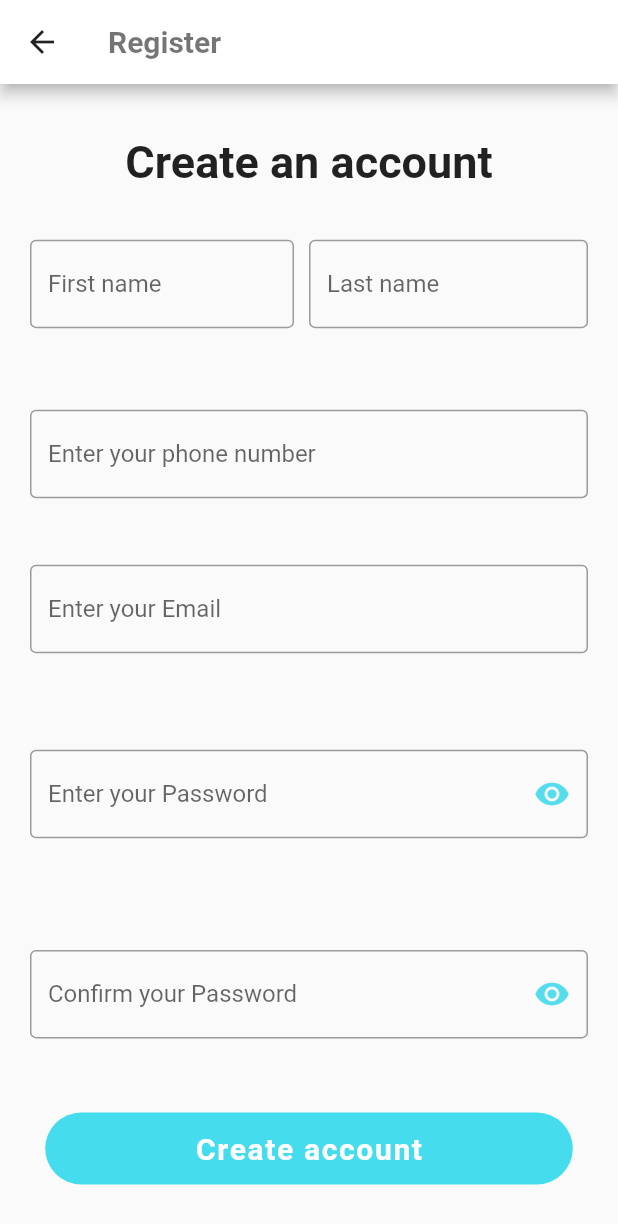
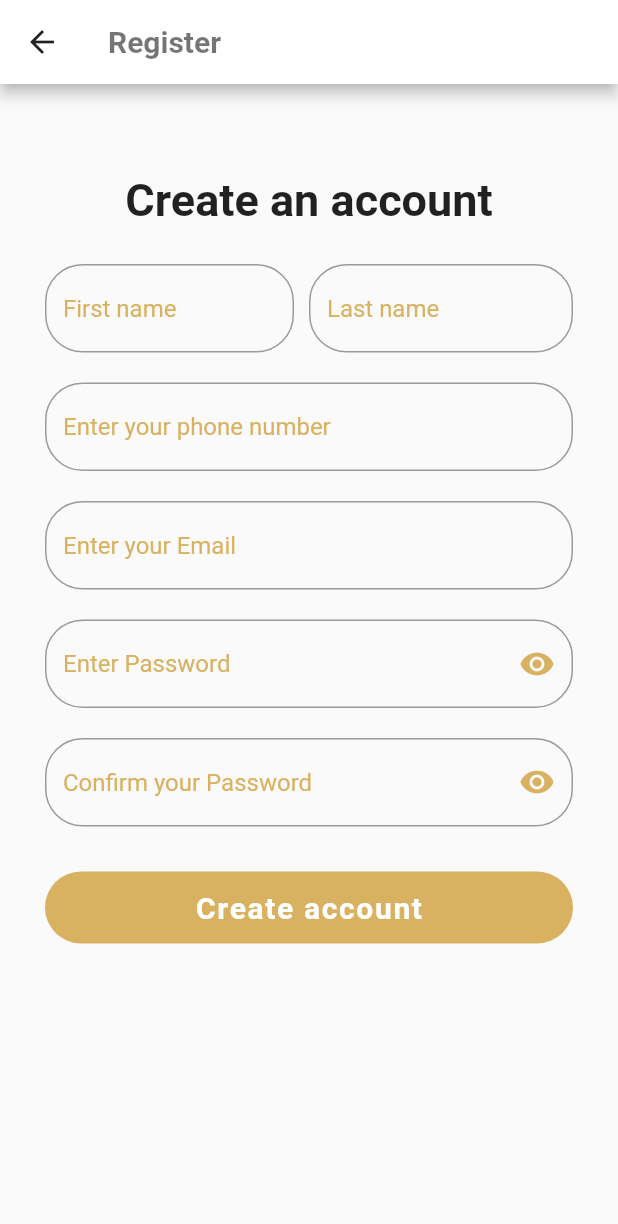
Before and after one commit to Dalia-Alawneh/flowshipper, a Flutter app: the Register screen opened directly, on a phone screen of 412 x 824 dp. Shown: the top 1224 px of the screen. Run offline on Flutter 3.47's test engine with Material 2 defaults, Android fonts, the phone set to English and light mode, and no system bars; our stand-ins replace cloud_firestore, firebase_auth, firebase_core, font_awesome_flutter, intro_slider and 1 more; missing offline and left inert: dart:ffi; accounts and stored records are empty; Roboto replaces fonts that are missing (Montserrat, Montserrat-Bold).

Commit message:
register style edit

```diff
--- a/lib/main.dart
+++ b/lib/main.dart
@@ -27,7 +27,7 @@ class MyApp extends StatelessWidget {
               titleTextStyle: TextStyle(color:Colors.black54,fontSize: 20, fontWeight: FontWeight.bold),
                 iconTheme: IconThemeData(color: Colors.black87)
         )),
-      home: Register(),
+      home: Welcome(),
     );
   }
 }
--- a/lib/screens/intro.dart
+++ b/lib/screens/intro.dart
@@ -1,3 +1,4 @@
+import 'package:flowshipper/screens/register.dart';
 import 'package:flowshipper/screens/welcome.dart';
 import 'package:flutter/material.dart';
 import 'package:intro_slider/intro_slider.dart';
@@ -130,7 +131,7 @@ class _IntroScreenState extends State<IntroScreen>{
             key: _key,
             onSubmit: () {
               Navigator.push(context, MaterialPageRoute(builder: (context){
-                return Welcome();
+                return Register();
               }));
               Future.delayed(
                 Duration(seconds: 1),
--- a/lib/screens/languages.dart
+++ b/lib/screens/languages.dart
@@ -1,3 +1,4 @@
+import 'package:flowshipper/screens/intro.dart';
 import 'package:flutter/cupertino.dart';
 import 'package:flutter/material.dart';
 class Languages extends StatelessWidget {
@@ -55,7 +56,7 @@ class ChooseLang extends StatelessWidget {
         children: [
           GestureDetector(
             onTap: (){
-
+              Navigator.push(context, MaterialPageRoute(builder: (context)=>IntroScreen()));
             },
             child: Row(
               mainAxisAlignment: MainAxisAlignment.spaceBetween,
--- a/lib/screens/register.dart
+++ b/lib/screens/register.dart
@@ -128,16 +128,24 @@ class _RegisterState extends State<Register> {
        // )
       Form(
           key: _formKey,
-          child: Column(
+          child: Padding(
+            padding: const EdgeInsets.all(10),
+            child: ListView(
 
-            mainAxisAlignment: MainAxisAlignment.spaceEvenly,
               children: [
-              Text("Create an account",
+                Padding(
+                  padding: const EdgeInsets.only(top: 50, bottom: 25),
+                  child: Text("Create an account",
+                    textAlign: TextAlign.center,
                     style: TextStyle(
                         fontSize: 30,
                         fontWeight: FontWeight.bold
                     ),
                   ),
+                ),
+                Container(
+                  child: Column(
+                    children: [
                       Row(
                         mainAxisAlignment: MainAxisAlignment.spaceBetween,
                         children: <Widget>[
@@ -150,11 +158,14 @@ class _RegisterState extends State<Register> {
                                     fontFamily: 'Montserrat-Bold'
                                 ),
                                 decoration: InputDecoration(
+                                  focusColor: Color(0xffD8B261),
+                                  hintStyle: TextStyle(color: Color(0xffD8B261)),
                                   errorStyle: TextStyle(
                                       fontSize: 14.0,
                                       fontFamily: 'Montserrat-Bold'
                                   ),
-                          border: OutlineInputBorder(),
+                                  border: OutlineInputBorder(
+                                      borderRadius: BorderRadius.circular(25)),
                                   hintText: 'First name',
                                 ),
                                 // validator: (value){
@@ -179,11 +190,13 @@ class _RegisterState extends State<Register> {
                                       fontFamily: 'Montserrat-Bold'
                                   ),
                                   decoration: InputDecoration(
+                                    hintStyle: TextStyle(color: Color(0xffD8B261)),
                                     errorStyle: TextStyle(
                                         fontSize: 14.0,
                                         fontFamily: 'Montserrat-Bold'
                                     ),
-                          border: OutlineInputBorder(),
+                                    border: OutlineInputBorder(
+                                        borderRadius: BorderRadius.circular(25)),
                                     hintText: 'Last name',
                                   ),
                                   // validator: (value){
@@ -210,11 +223,13 @@ class _RegisterState extends State<Register> {
                                 fontFamily: 'Montserrat-Bold'
                             ),
                             decoration: InputDecoration(
+                              hintStyle: TextStyle(color: Color(0xffD8B261)),
                               errorStyle: TextStyle(
                                   fontSize: 14.0,
                                   fontFamily: 'Montserrat-Bold'
                               ),
-                    border: OutlineInputBorder(),
+                              border: OutlineInputBorder(
+                                  borderRadius: BorderRadius.circular(25)),
                               hintText: 'Enter your phone number',
                             ),
                             // validator: (value){
@@ -231,18 +246,20 @@ class _RegisterState extends State<Register> {
                         ),
                       ),
                       Padding(
-                padding: EdgeInsets.symmetric(horizontal: 20, vertical: 10),
+                        padding: EdgeInsets.fromLTRB( 20,20, 20,0),
                         child: TextFormField(
                           keyboardType: TextInputType.emailAddress,
                           style: TextStyle(
                               fontFamily: 'Montserrat-Bold'
                           ),
                           decoration: InputDecoration(
+                            hintStyle: TextStyle(color: Color(0xffD8B261)),
                             errorStyle: TextStyle(
                                 fontSize: 14.0,
                                 fontFamily: 'Montserrat-Bold'
                             ),
-                    border: OutlineInputBorder(),
+                            border: OutlineInputBorder(
+                                borderRadius: BorderRadius.circular(25)),
                             hintText: 'Enter your Email',
                           ),
                           onChanged: (value){
@@ -260,7 +277,7 @@ class _RegisterState extends State<Register> {
                         ),
                       ),
                       Padding(
-                padding: EdgeInsets.symmetric(horizontal: 20, vertical: 20),
+                        padding: EdgeInsets.fromLTRB(20, 20, 20, 0),
                         child: TextFormField(
                           style: TextStyle(
                               fontFamily: 'Montserrat-Bold'
@@ -277,17 +294,19 @@ class _RegisterState extends State<Register> {
                           // },
                           obscureText: _isObscure,
                           decoration: InputDecoration(
+                              hintStyle: TextStyle(color: Color(0xffD8B261)),
                               errorStyle: TextStyle(
                                   fontSize: 14.0,
                                   fontFamily: 'Montserrat-Bold'
                               ),
-                      hintText: 'Enter your Password',
-                      border: OutlineInputBorder(),
+                              border: OutlineInputBorder(
+                                  borderRadius: BorderRadius.circular(25)),
+                              hintText: "Enter Password",
                               suffixIcon: IconButton(
                                   icon:
                                   Icon(
                                     _isObscure ? Icons.visibility : Icons.visibility_off,
-                            color: Color(0xff55ddee),
+                                    color: Color(0xffD8B261),
                                   ),
                                   onPressed: () {
                                     setState(() {
@@ -311,17 +330,20 @@ class _RegisterState extends State<Register> {
                           //     return "Password dose not equal confirm password";
                           // },
                           decoration: InputDecoration(
+                              hintStyle: TextStyle(color: Color(0xffD8B261)),
                               errorStyle: TextStyle(
                                   fontSize: 14.0,
                                   fontFamily: 'Montserrat-Bold'
                               ),
+                              border: OutlineInputBorder(
+                                  borderRadius: BorderRadius.circular(25)),
                               hintText: 'Confirm your Password',
-                      border: OutlineInputBorder(),
+
                               suffixIcon: IconButton(
                                   icon:
                                   Icon(
                                     _confirmObscure ? Icons.visibility : Icons.visibility_off,
-                            color: Color(0xff55ddee),
+                                    color: Color(0xffD8B261),
                                   ),
                                   onPressed: () {
                                     setState(() {
@@ -330,16 +352,20 @@ class _RegisterState extends State<Register> {
                                   })),
                         ),
                       ),
+                    ],
+                  ),
+                ),
+
 
                 Container(
-                margin: EdgeInsets.only(top: 15),
+                  margin: EdgeInsets.symmetric(horizontal:20, vertical: 30),
                   decoration: BoxDecoration(
-                    color: Color(0xff45ddee),
+                      color: Color(0xffD8B261),
                       borderRadius: BorderRadius.circular(30)
                   ),
                   child: TextButton(
                     style: TextButton.styleFrom(
-                      padding: EdgeInsets.symmetric(vertical: 10,horizontal: 100)
+                        padding: EdgeInsets.symmetric(vertical: 10)
                     ),
                     onPressed: () async{
                       try{
@@ -353,7 +379,7 @@ class _RegisterState extends State<Register> {
                             'password' : pass
                           });
                           print(phone);
-                        Navigator.push(context, MaterialPageRoute(builder: (context)=>Languages()));
+                          Navigator.push(context, MaterialPageRoute(builder: (context)=>Login()));
                         }
                         // if(_formKey.currentState!.validate()){
                         //
@@ -373,6 +399,7 @@ class _RegisterState extends State<Register> {
                     ),),
                 ),
               ],
+            ),
           )),
     );
   }
--- a/pubspec.yaml
+++ b/pubspec.yaml
@@ -24,6 +24,11 @@ dev_dependencies:
   flutter_lints: ^2.0.0
   font_awesome_flutter: ^10.1.0
   intro_slider: ^3.0.10
+  slide_to_act: ^2.0.1
+  firebase_core:
+  firebase_auth: ^3.7.0
+  cloud_firestore: ^3.4.6
+
 
 flutter:
 
```
Also changed, not shown: lib/screens/login.dart (+19 -12 lines), pubspec.lock. Lines whose indentation alone changed are shown as unchanged.
